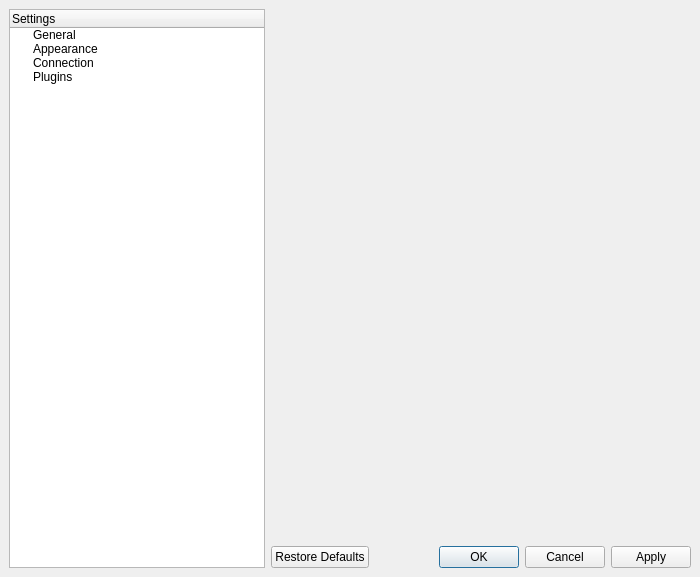
The window that gui/ui/settingsdlg.ui (quassel/quassel) describes before a commit, drawn with Qt 5.
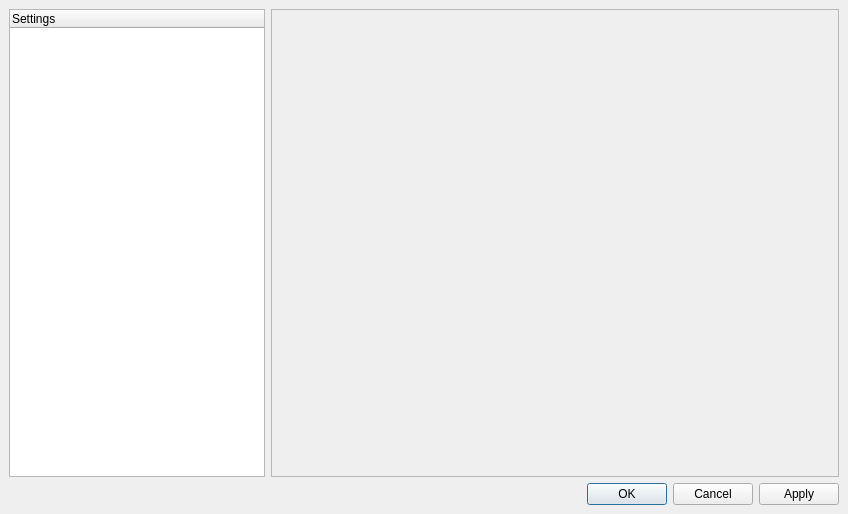
The same window after the commit.

```diff
--- a/gui/ui/settingsdlg.ui
+++ b/gui/ui/settingsdlg.ui
@@ -5,14 +5,14 @@
    <rect>
     <x>0</x>
     <y>0</y>
-    <width>700</width>
-    <height>577</height>
+    <width>848</width>
+    <height>514</height>
    </rect>
   </property>
   <property name="windowTitle" >
    <string>Settings</string>
   </property>
-  <layout class="QHBoxLayout" >
+  <layout class="QVBoxLayout" >
    <property name="margin" >
     <number>9</number>
    </property>
@@ -20,12 +20,20 @@
     <number>6</number>
    </property>
    <item>
-    <widget class="QTreeWidget" name="treeWidget" >
+    <layout class="QHBoxLayout" >
+     <property name="margin" >
+      <number>0</number>
+     </property>
+     <property name="spacing" >
+      <number>6</number>
+     </property>
+     <item>
+      <widget class="QTreeWidget" name="settingsTree" >
      <property name="sizePolicy" >
       <sizepolicy>
-       <hsizetype>4</hsizetype>
+         <hsizetype>5</hsizetype>
        <vsizetype>7</vsizetype>
-       <horstretch>1</horstretch>
+         <horstretch>0</horstretch>
        <verstretch>0</verstretch>
       </sizepolicy>
      </property>
@@ -34,49 +42,27 @@
        <string>Settings</string>
       </property>
      </column>
-     <item>
-      <property name="text" >
-       <string>General</string>
-      </property>
-     </item>
-     <item>
-      <property name="text" >
-       <string>Appearance</string>
-      </property>
-     </item>
-     <item>
-      <property name="text" >
-       <string>Connection</string>
-      </property>
-     </item>
-     <item>
-      <property name="text" >
-       <string>Plugins</string>
-      </property>
-     </item>
     </widget>
    </item>
    <item>
-    <layout class="QVBoxLayout" >
-     <property name="margin" >
-      <number>0</number>
-     </property>
-     <property name="spacing" >
-      <number>6</number>
-     </property>
-     <item>
-      <widget class="QStackedWidget" name="stackedWidget" >
+      <widget class="QFrame" name="settingsFrame" >
        <property name="sizePolicy" >
         <sizepolicy>
-         <hsizetype>5</hsizetype>
+         <hsizetype>3</hsizetype>
          <vsizetype>5</vsizetype>
-         <horstretch>4</horstretch>
+         <horstretch>0</horstretch>
          <verstretch>0</verstretch>
         </sizepolicy>
        </property>
-       <widget class="QWidget" name="page" />
-       <widget class="QWidget" name="page_2" />
+       <property name="frameShape" >
+        <enum>QFrame::StyledPanel</enum>
+       </property>
+       <property name="frameShadow" >
+        <enum>QFrame::Raised</enum>
+       </property>
       </widget>
+     </item>
+    </layout>
      </item>
      <item>
       <widget class="QDialogButtonBox" name="buttonBox" >
@@ -84,11 +70,9 @@
         <enum>Qt::Horizontal</enum>
        </property>
        <property name="standardButtons" >
-        <set>QDialogButtonBox::Apply|QDialogButtonBox::Cancel|QDialogButtonBox::NoButton|QDialogButtonBox::Ok|QDialogButtonBox::RestoreDefaults</set>
-       </property>
-      </widget>
-     </item>
-    </layout>
+      <set>QDialogButtonBox::Apply|QDialogButtonBox::Cancel|QDialogButtonBox::NoButton|QDialogButtonBox::Ok</set>
+     </property>
+    </widget>
    </item>
   </layout>
  </widget>
```
Left out of the diff: 10 changed lines with no effect on the pictures. Lines whose indentation alone changed are shown as unchanged.
